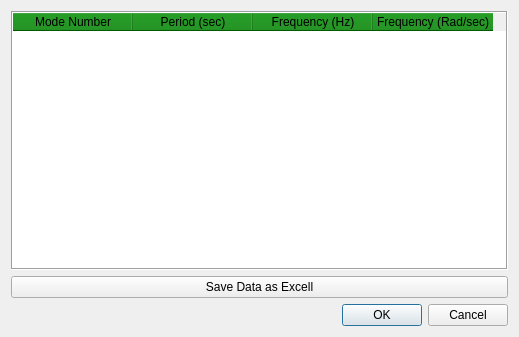
Above: FeView/UI/DataTable_Modal.ui from motiurce/FeView before the change. Below: the same form after it.
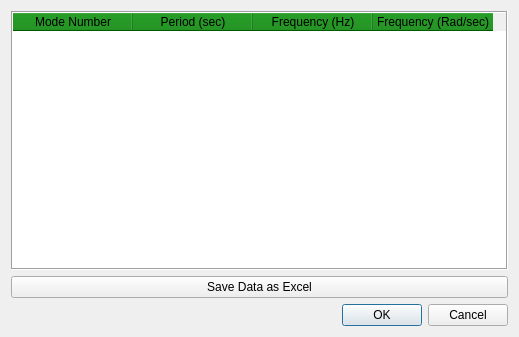
That is the form after the change.

Diff of the .ui file:
```diff
--- a/FeView/UI/DataTable_Modal.ui
+++ b/FeView/UI/DataTable_Modal.ui
@@ -27,7 +27,7 @@
    <item row="2" column="1">
     <widget class="QPushButton" name="btn_save_data_modal">
      <property name="text">
-      <string>Save Data as Excell</string>
+      <string>Save Data as Excel</string>
      </property>
     </widget>
    </item>
```
